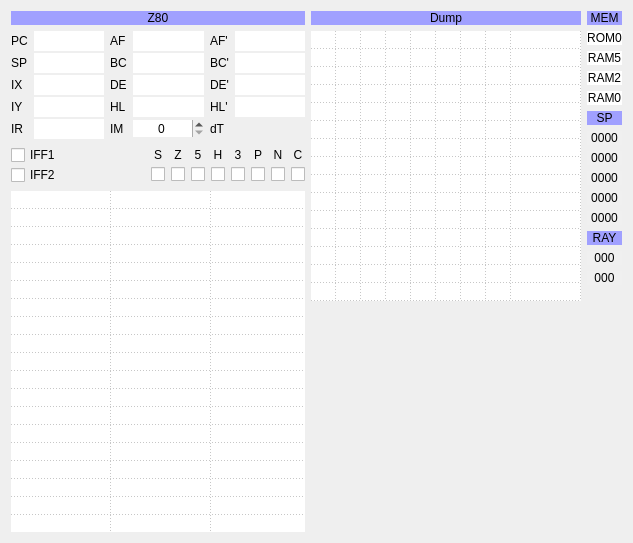
Above: ui/debuger.ui from samstyle/Xpeccy before the change. Below: the same form after it.
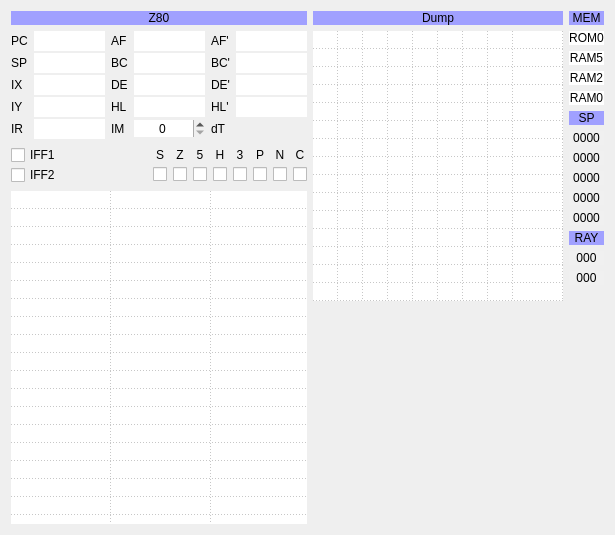
That is the form after the change. Icons and pictures are not drawn.

```diff
--- a/ui/debuger.ui
+++ b/ui/debuger.ui
@@ -9,8 +9,8 @@
    <rect>
     <x>0</x>
     <y>0</y>
-    <width>633</width>
-    <height>543</height>
+    <width>615</width>
+    <height>535</height>
    </rect>
   </property>
   <property name="windowTitle">
@@ -685,7 +685,7 @@
        </property>
        <property name="minimumSize">
         <size>
-         <width>270</width>
+         <width>250</width>
          <height>270</height>
         </size>
        </property>
```
